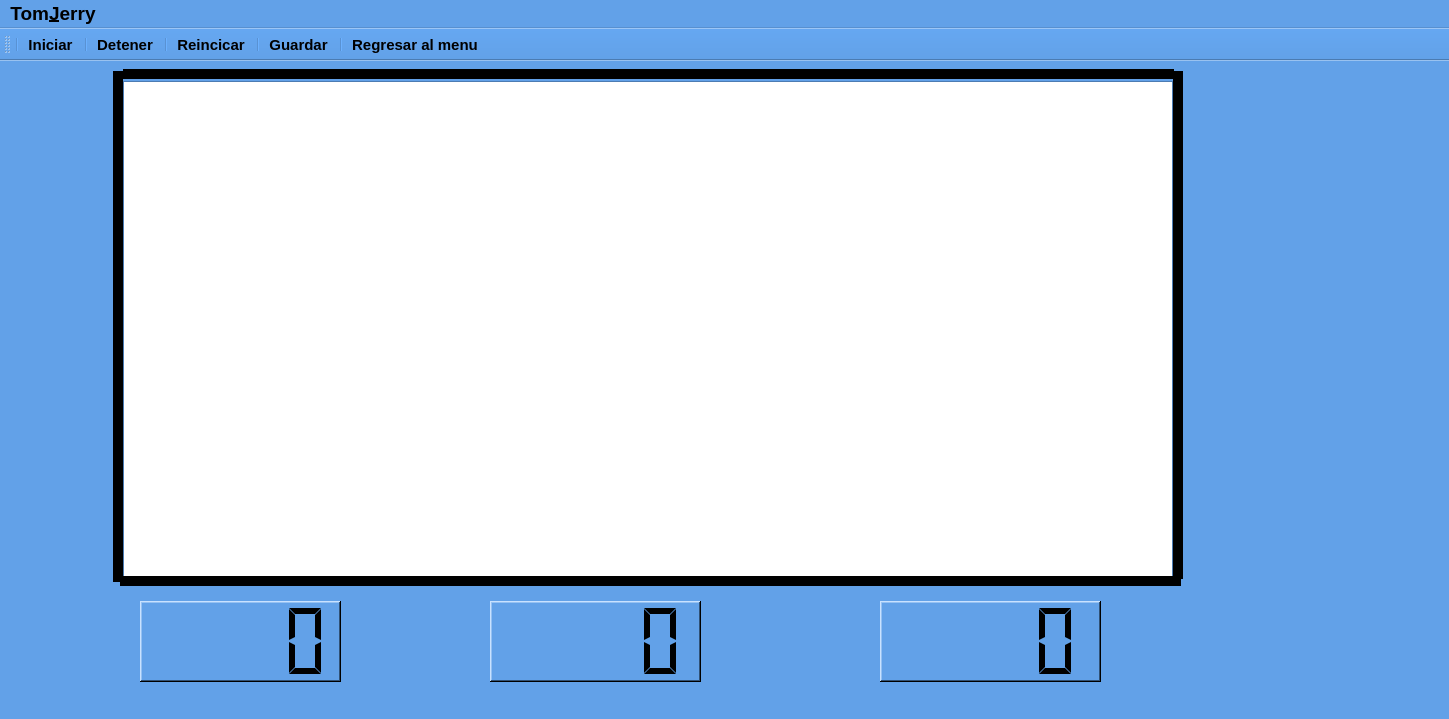
First picture: the form in codigoJuego/TomANDJerry/mainwindow.ui, repository luistorrest/ProyectoFinal, before the edit.
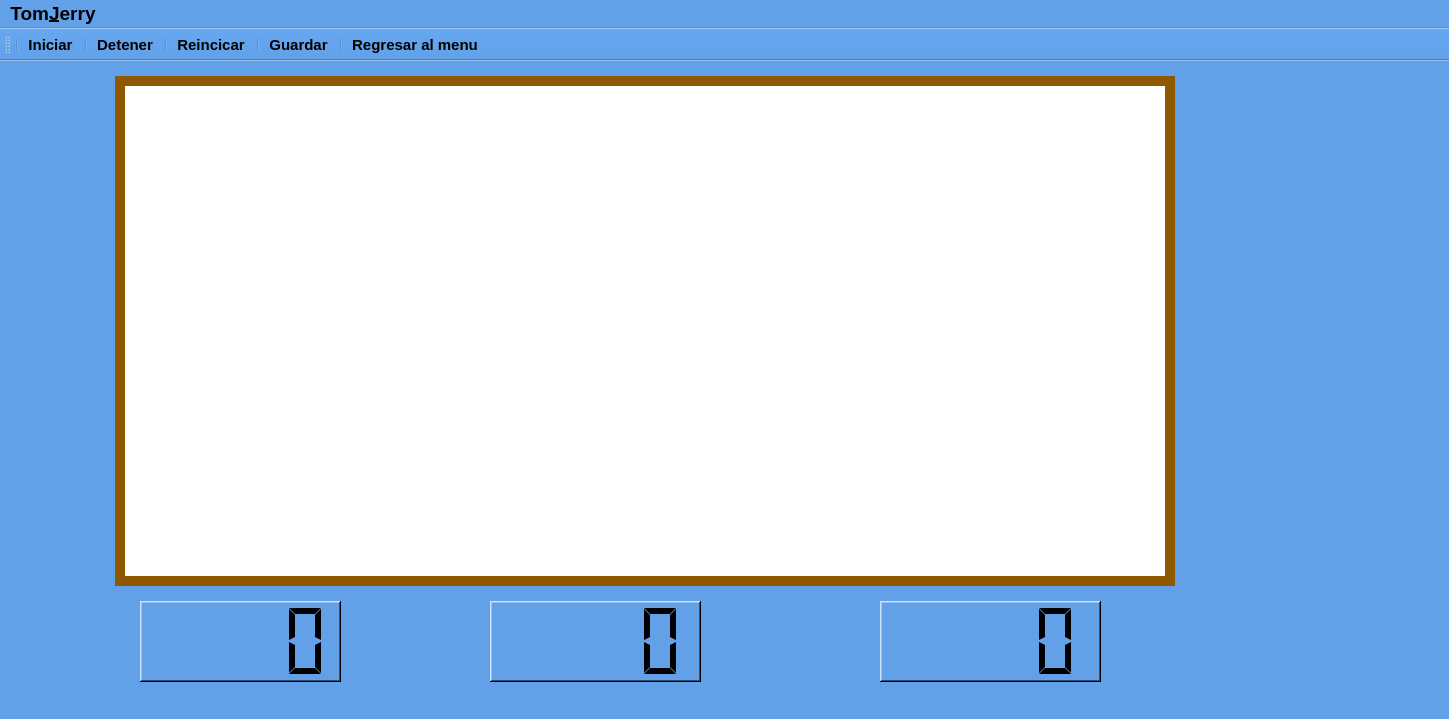
Second picture: the form after the edit. Icons and pictures are not drawn.

Commit message: Ajustes de interfaz gráfica

The edit to the form file:
```diff
--- a/codigoJuego/TomANDJerry/mainwindow.ui
+++ b/codigoJuego/TomANDJerry/mainwindow.ui
@@ -636,10 +636,10 @@
    <widget class="Line" name="line">
     <property name="geometry">
      <rect>
-      <x>123</x>
-      <y>5</y>
-      <width>1051</width>
-      <height>16</height>
+      <x>115</x>
+      <y>10</y>
+      <width>1060</width>
+      <height>20</height>
      </rect>
     </property>
     <property name="palette">
@@ -648,63 +648,63 @@
        <colorrole role="WindowText">
         <brush brushstyle="SolidPattern">
          <color alpha="255">
-          <red>0</red>
-          <green>0</green>
-          <blue>0</blue>
+          <red>143</red>
+          <green>89</green>
+          <blue>2</blue>
          </color>
         </brush>
        </colorrole>
        <colorrole role="Button">
         <brush brushstyle="SolidPattern">
          <color alpha="255">
-          <red>0</red>
-          <green>0</green>
-          <blue>127</blue>
+          <red>143</red>
+          <green>89</green>
+          <blue>2</blue>
          </color>
         </brush>
        </colorrole>
        <colorrole role="Light">
         <brush brushstyle="SolidPattern">
          <color alpha="255">
-          <red>0</red>
-          <green>0</green>
-          <blue>190</blue>
+          <red>214</red>
+          <green>133</green>
+          <blue>3</blue>
          </color>
         </brush>
        </colorrole>
        <colorrole role="Midlight">
         <brush brushstyle="SolidPattern">
          <color alpha="255">
-          <red>0</red>
-          <green>0</green>
-          <blue>158</blue>
+          <red>178</red>
+          <green>111</green>
+          <blue>2</blue>
          </color>
         </brush>
        </colorrole>
        <colorrole role="Dark">
         <brush brushstyle="SolidPattern">
          <color alpha="255">
-          <red>0</red>
-          <green>0</green>
-          <blue>63</blue>
+          <red>71</red>
+          <green>44</green>
+          <blue>1</blue>
          </color>
         </brush>
        </colorrole>
        <colorrole role="Mid">
         <brush brushstyle="SolidPattern">
          <color alpha="255">
-          <red>0</red>
-          <green>0</green>
-          <blue>85</blue>
+          <red>95</red>
+          <green>59</green>
+          <blue>1</blue>
          </color>
         </brush>
        </colorrole>
        <colorrole role="Text">
         <brush brushstyle="SolidPattern">
          <color alpha="255">
-          <red>255</red>
-          <green>255</green>
-          <blue>255</blue>
+          <red>0</red>
+          <green>0</green>
+          <blue>0</blue>
          </color>
         </brush>
        </colorrole>
@@ -720,45 +720,63 @@
        <colorrole role="ButtonText">
         <brush brushstyle="SolidPattern">
          <color alpha="255">
-          <red>255</red>
-          <green>255</green>
-          <blue>255</blue>
+          <red>143</red>
+          <green>89</green>
+          <blue>2</blue>
          </color>
         </brush>
        </colorrole>
        <colorrole role="Base">
         <brush brushstyle="SolidPattern">
          <color alpha="255">
-          <red>0</red>
-          <green>0</green>
-          <blue>0</blue>
+          <red>255</red>
+          <green>255</green>
+          <blue>255</blue>
          </color>
         </brush>
        </colorrole>
        <colorrole role="Window">
         <brush brushstyle="SolidPattern">
          <color alpha="255">
-          <red>0</red>
-          <green>0</green>
-          <blue>127</blue>
+          <red>143</red>
+          <green>89</green>
+          <blue>2</blue>
          </color>
         </brush>
        </colorrole>
        <colorrole role="Shadow">
         <brush brushstyle="SolidPattern">
          <color alpha="255">
-          <red>0</red>
-          <green>0</green>
-          <blue>0</blue>
+          <red>143</red>
+          <green>89</green>
+          <blue>2</blue>
+         </color>
+        </brush>
+       </colorrole>
+       <colorrole role="Highlight">
+        <brush brushstyle="SolidPattern">
+         <color alpha="255">
+          <red>143</red>
+          <green>89</green>
+          <blue>2</blue>
+         </color>
+        </brush>
+       </colorrole>
+       <colorrole role="Link">
+        <brush brushstyle="SolidPattern">
+         <color alpha="255">
+          <red>143</red>
+          <green>89</green>
+          <blue>2</blue>
          </color>
         </brush>
        </colorrole>
        <colorrole role="AlternateBase">
         <brush brushstyle="SolidPattern">
          <color alpha="255">
-          <red>0</red>
-          <green>0</green>
-          <blue>63</blue>
+          <red>199</red>
+          <green>172</green>
+          <blue>128</blue>
          </color>
         </brush>
        </colorrole>
@@ -774,18 +792,18 @@
        <colorrole role="ToolTipText">
         <brush brushstyle="SolidPattern">
          <color alpha="255">
-          <red>0</red>
-          <green>0</green>
-          <blue>0</blue>
+          <red>143</red>
+          <green>89</green>
+          <blue>2</blue>
          </color>
         </brush>
        </colorrole>
        <colorrole role="PlaceholderText">
         <brush brushstyle="SolidPattern">
          <color alpha="128">
-          <red>255</red>
-          <green>255</green>
-          <blue>255</blue>
+          <red>0</red>
+          <green>0</green>
+          <blue>0</blue>
          </color>
         </brush>
        </colorrole>
@@ -794,63 +812,63 @@
        <colorrole role="WindowText">
         <brush brushstyle="SolidPattern">
          <color alpha="255">
-          <red>0</red>
-          <green>0</green>
-          <blue>0</blue>
+          <red>143</red>
+          <green>89</green>
+          <blue>2</blue>
          </color>
         </brush>
        </colorrole>
        <colorrole role="Button">
         <brush brushstyle="SolidPattern">
          <color alpha="255">
-          <red>0</red>
-          <green>0</green>
-          <blue>127</blue>
+          <red>143</red>
+          <green>89</green>
+          <blue>2</blue>
          </color>
         </brush>
        </colorrole>
        <colorrole role="Light">
         <brush brushstyle="SolidPattern">
          <color alpha="255">
-          <red>0</red>
-          <green>0</green>
-          <blue>190</blue>
+          <red>214</red>
+          <green>133</green>
+          <blue>3</blue>
          </color>
         </brush>
        </colorrole>
        <colorrole role="Midlight">
         <brush brushstyle="SolidPattern">
          <color alpha="255">
-          <red>0</red>
-          <green>0</green>
-          <blue>158</blue>
+          <red>178</red>
+          <green>111</green>
+          <blue>2</blue>
          </color>
         </brush>
        </colorrole>
        <colorrole role="Dark">
         <brush brushstyle="SolidPattern">
          <color alpha="255">
-          <red>0</red>
-          <green>0</green>
-          <blue>63</blue>
+          <red>71</red>
+          <green>44</green>
+          <blue>1</blue>
          </color>
         </brush>
        </colorrole>
        <colorrole role="Mid">
         <brush brushstyle="SolidPattern">
          <color alpha="255">
-          <red>0</red>
-          <green>0</green>
-          <blue>85</blue>
+          <red>95</red>
+          <green>59</green>
+          <blue>1</blue>
          </color>
         </brush>
        </colorrole>
        <colorrole role="Text">
         <brush brushstyle="SolidPattern">
          <color alpha="255">
-          <red>255</red>
-          <green>255</green>
-          <blue>255</blue>
+          <red>0</red>
+          <green>0</green>
+          <blue>0</blue>
          </color>
         </brush>
        </colorrole>
@@ -866,45 +884,63 @@
        <colorrole role="ButtonText">
         <brush brushstyle="SolidPattern">
          <color alpha="255">
-          <red>255</red>
-          <green>255</green>
-          <blue>255</blue>
+          <red>143</red>
+          <green>89</green>
+          <blue>2</blue>
          </color>
         </brush>
        </colorrole>
        <colorrole role="Base">
         <brush brushstyle="SolidPattern">
          <color alpha="255">
-          <red>0</red>
-          <green>0</green>
-          <blue>0</blue>
+          <red>255</red>
+          <green>255</green>
+          <blue>255</blue>
          </color>
         </brush>
        </colorrole>
        <colorrole role="Window">
         <brush brushstyle="SolidPattern">
          <color alpha="255">
-          <red>0</red>
-          <green>0</green>
-          <blue>127</blue>
+          <red>143</red>
+          <green>89</green>
+          <blue>2</blue>
          </color>
         </brush>
        </colorrole>
        <colorrole role="Shadow">
         <brush brushstyle="SolidPattern">
          <color alpha="255">
-          <red>0</red>
-          <green>0</green>
-          <blue>0</blue>
+          <red>143</red>
+          <green>89</green>
+          <blue>2</blue>
+         </color>
+        </brush>
+       </colorrole>
+       <colorrole role="Highlight">
+        <brush brushstyle="SolidPattern">
+         <color alpha="255">
+          <red>143</red>
+          <green>89</green>
+          <blue>2</blue>
+         </color>
+        </brush>
+       </colorrole>
+       <colorrole role="Link">
+        <brush brushstyle="SolidPattern">
+         <color alpha="255">
+          <red>143</red>
+          <green>89</green>
+          <blue>2</blue>
          </color>
         </brush>
        </colorrole>
        <colorrole role="AlternateBase">
         <brush brushstyle="SolidPattern">
          <color alpha="255">
-          <red>0</red>
-          <green>0</green>
-          <blue>63</blue>
+          <red>199</red>
+          <green>172</green>
+          <blue>128</blue>
          </color>
         </brush>
        </colorrole>
@@ -920,18 +956,18 @@
        <colorrole role="ToolTipText">
         <brush brushstyle="SolidPattern">
          <color alpha="255">
-          <red>0</red>
-          <green>0</green>
-          <blue>0</blue>
+          <red>143</red>
+          <green>89</green>
+          <blue>2</blue>
          </color>
         </brush>
        </colorrole>
        <colorrole role="PlaceholderText">
         <brush brushstyle="SolidPattern">
          <color alpha="128">
-          <red>255</red>
-          <green>255</green>
-          <blue>255</blue>
+          <red>0</red>
+          <green>0</green>
+          <blue>0</blue>
          </color>
         </brush>
        </colorrole>
@@ -940,63 +976,63 @@
        <colorrole role="WindowText">
         <brush brushstyle="SolidPattern">
          <color alpha="255">
-          <red>0</red>
-          <green>0</green>
-          <blue>63</blue>
+          <red>71</red>
+          <green>44</green>
+          <blue>1</blue>
          </color>
         </brush>
        </colorrole>
        <colorrole role="Button">
         <brush brushstyle="SolidPattern">
          <color alpha="255">
-          <red>0</red>
-          <green>0</green>
-          <blue>127</blue>
+          <red>143</red>
+          <green>89</green>
+          <blue>2</blue>
          </color>
         </brush>
        </colorrole>
        <colorrole role="Light">
         <brush brushstyle="SolidPattern">
          <color alpha="255">
-          <red>0</red>
-          <green>0</green>
-          <blue>190</blue>
+          <red>214</red>
+          <green>133</green>
+          <blue>3</blue>
          </color>
         </brush>
        </colorrole>
        <colorrole role="Midlight">
         <brush brushstyle="SolidPattern">
          <color alpha="255">
-          <red>0</red>
-          <green>0</green>
-          <blue>158</blue>
+          <red>178</red>
+          <green>111</green>
+          <blue>2</blue>
          </color>
         </brush>
        </colorrole>
        <colorrole role="Dark">
         <brush brushstyle="SolidPattern">
          <color alpha="255">
-          <red>0</red>
-          <green>0</green>
-          <blue>63</blue>
+          <red>71</red>
+          <green>44</green>
+          <blue>1</blue>
          </color>
         </brush>
        </colorrole>
        <colorrole role="Mid">
         <brush brushstyle="SolidPattern">
          <color alpha="255">
-          <red>0</red>
-          <green>0</green>
-          <blue>85</blue>
+          <red>95</red>
+          <green>59</green>
+          <blue>1</blue>
          </color>
         </brush>
        </colorrole>
        <colorrole role="Text">
         <brush brushstyle="SolidPattern">
          <color alpha="255">
-          <red>0</red>
-          <green>0</green>
-          <blue>63</blue>
+          <red>71</red>
+          <green>44</green>
+          <blue>1</blue>
          </color>
         </brush>
        </colorrole>
@@ -1012,45 +1048,63 @@
        <colorrole role="ButtonText">
         <brush brushstyle="SolidPattern">
          <color alpha="255">
-          <red>0</red>
-          <green>0</green>
-          <blue>63</blue>
+          <red>71</red>
+          <green>44</green>
+          <blue>1</blue>
          </color>
         </brush>
        </colorrole>
        <colorrole role="Base">
         <brush brushstyle="SolidPattern">
          <color alpha="255">
-          <red>0</red>
-          <green>0</green>
-          <blue>127</blue>
+          <red>143</red>
+          <green>89</green>
+          <blue>2</blue>
          </color>
         </brush>
        </colorrole>
        <colorrole role="Window">
         <brush brushstyle="SolidPattern">
          <color alpha="255">
-          <red>0</red>
-          <green>0</green>
-          <blue>127</blue>
+          <red>143</red>
+          <green>89</green>
+          <blue>2</blue>
          </color>
         </brush>
        </colorrole>
        <colorrole role="Shadow">
         <brush brushstyle="SolidPattern">
          <color alpha="255">
-          <red>0</red>
-          <green>0</green>
-          <blue>0</blue>
+          <red>143</red>
+          <green>89</green>
+          <blue>2</blue>
+         </color>
+        </brush>
+       </colorrole>
+       <colorrole role="Highlight">
+        <brush brushstyle="SolidPattern">
+         <color alpha="255">
+          <red>145</red>
+          <green>145</green>
+          <blue>145</blue>
+         </color>
+        </brush>
+       </colorrole>
+       <colorrole role="Link">
+        <brush brushstyle="SolidPattern">
+         <color alpha="255">
+          <red>143</red>
+          <green>89</green>
+          <blue>2</blue>
          </color>
         </brush>
        </colorrole>
        <colorrole role="AlternateBase">
         <brush brushstyle="SolidPattern">
          <color alpha="255">
-          <red>0</red>
-          <green>0</green>
-          <blue>127</blue>
+          <red>143</red>
+          <green>89</green>
+          <blue>2</blue>
          </color>
         </brush>
        </colorrole>
@@ -1066,18 +1120,18 @@
        <colorrole role="ToolTipText">
         <brush brushstyle="SolidPattern">
          <color alpha="255">
-          <red>0</red>
-          <green>0</green>
-          <blue>0</blue>
+          <red>143</red>
+          <green>89</green>
+          <blue>2</blue>
          </color>
         </brush>
        </colorrole>
        <colorrole role="PlaceholderText">
         <brush brushstyle="SolidPattern">
          <color alpha="128">
-          <red>255</red>
-          <green>255</green>
-          <blue>255</blue>
+          <red>0</red>
+          <green>0</green>
+          <blue>0</blue>
          </color>
         </brush>
        </colorrole>
@@ -1100,10 +1154,10 @@
    <widget class="Line" name="line_2">
     <property name="geometry">
      <rect>
-      <x>1170</x>
-      <y>10</y>
-      <width>16</width>
-      <height>508</height>
+      <x>1160</x>
+      <y>20</y>
+      <width>20</width>
+      <height>501</height>
      </rect>
     </property>
     <property name="palette">
@@ -1112,9 +1166,9 @@
        <colorrole role="WindowText">
         <brush brushstyle="SolidPattern">
          <color alpha="255">
-          <red>0</red>
-          <green>0</green>
-          <blue>0</blue>
+          <red>143</red>
+          <green>89</green>
+          <blue>2</blue>
          </color>
         </brush>
        </colorrole>
@@ -1258,9 +1312,9 @@
        <colorrole role="WindowText">
         <brush brushstyle="SolidPattern">
          <color alpha="255">
-          <red>0</red>
-          <green>0</green>
-          <blue>0</blue>
+          <red>143</red>
+          <green>89</green>
+          <blue>2</blue>
          </color>
         </brush>
        </colorrole>
@@ -1566,7 +1620,7 @@
      <rect>
       <x>120</x>
       <y>510</y>
-      <width>1061</width>
+      <width>1055</width>
       <height>21</height>
      </rect>
     </property>
@@ -1576,9 +1630,9 @@
        <colorrole role="WindowText">
         <brush brushstyle="SolidPattern">
          <color alpha="255">
-          <red>0</red>
-          <green>0</green>
-          <blue>0</blue>
+          <red>143</red>
+          <green>89</green>
+          <blue>2</blue>
          </color>
         </brush>
        </colorrole>
@@ -1587,9 +1641,9 @@
        <colorrole role="WindowText">
         <brush brushstyle="SolidPattern">
          <color alpha="255">
-          <red>0</red>
-          <green>0</green>
-          <blue>0</blue>
+          <red>143</red>
+          <green>89</green>
+          <blue>2</blue>
          </color>
         </brush>
        </colorrole>
@@ -1624,9 +1678,9 @@
     <property name="geometry">
      <rect>
       <x>110</x>
-      <y>10</y>
-      <width>16</width>
-      <height>511</height>
+      <y>20</y>
+      <width>20</width>
+      <height>505</height>
      </rect>
     </property>
     <property name="palette">
@@ -1635,9 +1689,9 @@
        <colorrole role="WindowText">
         <brush brushstyle="SolidPattern">
          <color alpha="255">
-          <red>0</red>
-          <green>0</green>
-          <blue>0</blue>
+          <red>143</red>
+          <green>89</green>
+          <blue>2</blue>
          </color>
         </brush>
        </colorrole>
@@ -1673,9 +1727,9 @@
        <colorrole role="WindowText">
         <brush brushstyle="SolidPattern">
          <color alpha="255">
-          <red>0</red>
-          <green>0</green>
-          <blue>0</blue>
+          <red>143</red>
+          <green>89</green>
+          <blue>2</blue>
          </color>
         </brush>
        </colorrole>
```
Left out of the diff: 20 changed lines with no effect on the pictures. The commit also changes 3 other files.
